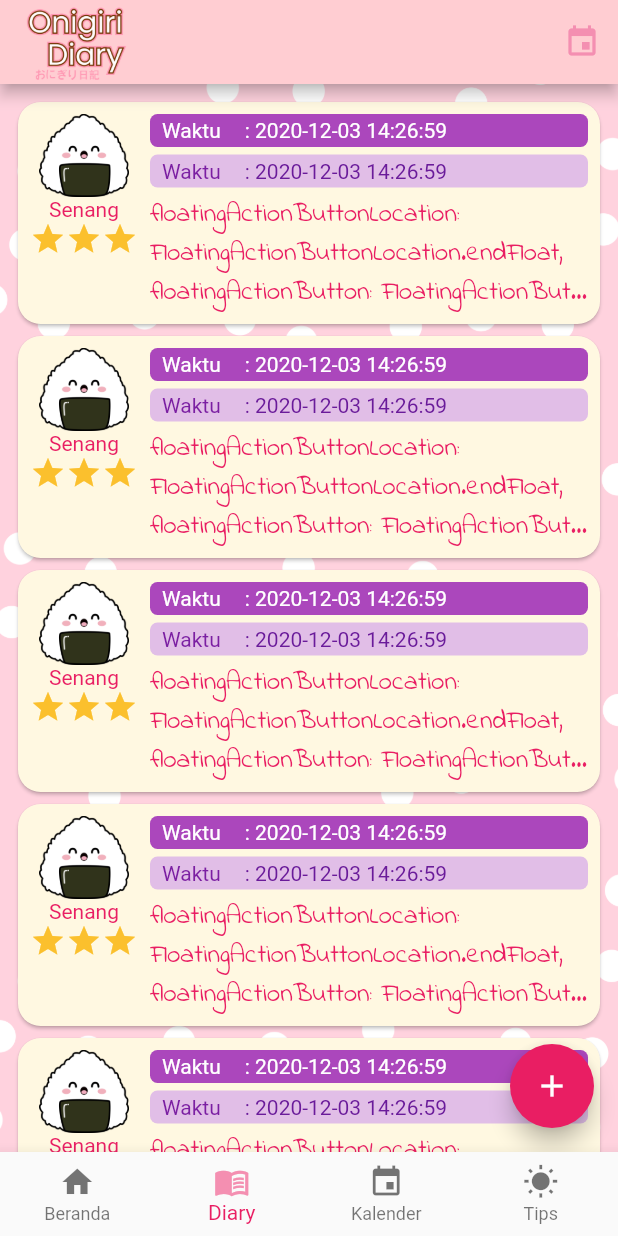
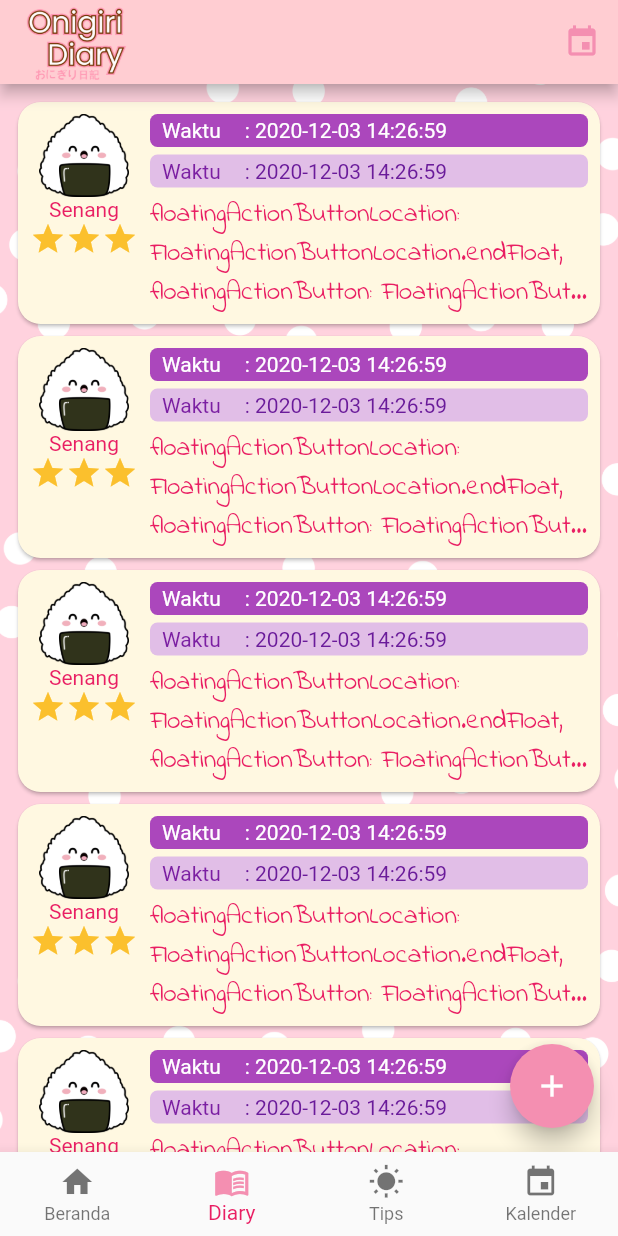
Before and after one commit to lontarlab/onigiridiary, a Flutter app: the screen it shows after launch, swiped to page 2, on a phone screen of 412 x 824 dp. Run offline on Flutter 3.47's test engine with Material 2 defaults, Android fonts, the phone set to English and light mode, and no system bars.

Commit message:
Poho warna

```diff
--- a/lib/screens/wrapper/tabs/diary/diary.dart
+++ b/lib/screens/wrapper/tabs/diary/diary.dart
@@ -153,6 +153,7 @@ class DiaryScreen extends StatelessWidget {
       ),
       floatingActionButtonLocation: FloatingActionButtonLocation.endFloat,
       floatingActionButton: FloatingActionButton(
+        backgroundColor: Colors.pink[200],
         child: const Icon(Icons.add),
         onPressed: () {},
       ),
--- a/lib/screens/wrapper/wrapper.dart
+++ b/lib/screens/wrapper/wrapper.dart
@@ -40,8 +40,8 @@ class WrapperScreen extends StatelessWidget {
               children: const [
                 HomeScreen(),
                 DiaryScreen(),
+                TipsScreen(),
                 CalenderScreen(),
-                TipsScreen(),
               ],
             ),
             bottomNavigationBar: BottomNavigationBar(
@@ -72,22 +72,22 @@ class WrapperScreen extends StatelessWidget {
                   ),
                 ),
                 BottomNavigationBarItem(
+                  label: 'Tips',
+                  icon: const Icon(
+                    Icons.wb_sunny,
+                  ),
+                  activeIcon: Icon(
+                    Icons.wb_sunny,
+                    color: Colors.pink[200],
+                  ),
+                ),
+                BottomNavigationBarItem(
                   label: 'Kalender',
                   icon: const Icon(
                     Icons.event,
                   ),
                   activeIcon: Icon(
                     Icons.event,
-                    color: Colors.pink[200],
-                  ),
-                ),
-                BottomNavigationBarItem(
-                  label: 'Tips',
-                  icon: const Icon(
-                    Icons.wb_sunny,
-                  ),
-                  activeIcon: Icon(
-                    Icons.wb_sunny,
                     color: Colors.pink[200],
                   ),
                 ),
```
